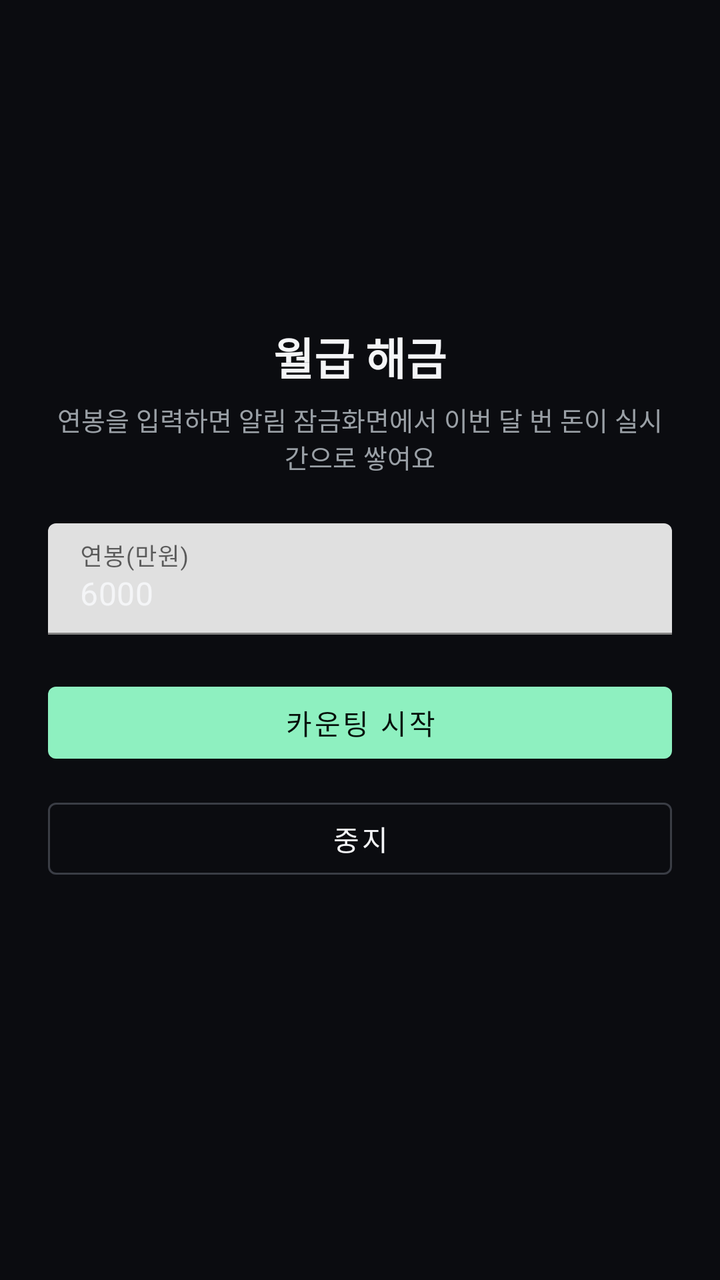
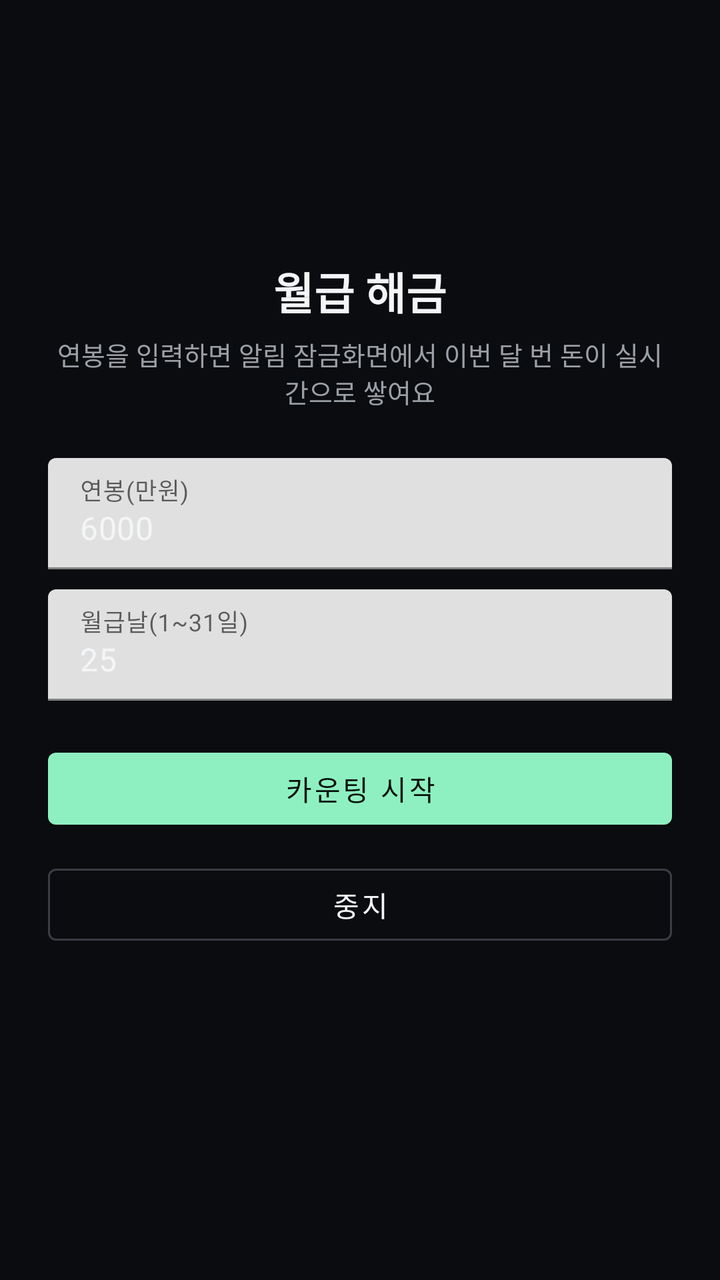

Screens rendered from an Android XML layout before and after an edit, with the pre-edit source and the edit as a unified diff.
<!-- AndroidManifest.xml: application theme Theme.SalaryCounter -->
<!-- res/layout/activity_main.xml -->
<?xml version="1.0" encoding="utf-8"?>
<LinearLayout xmlns:android="http://schemas.android.com/apk/res/android"
    xmlns:app="http://schemas.android.com/apk/res-auto"
    android:layout_width="match_parent"
    android:layout_height="match_parent"
    android:orientation="vertical"
    android:background="#0B0C10"
    android:padding="24dp"
    android:gravity="center">

    <TextView
        android:layout_width="wrap_content"
        android:layout_height="wrap_content"
        android:text="월급 해금"
        android:textColor="#F4F5F7"
        android:textSize="22sp"
        android:textStyle="bold" />

    <TextView
        android:layout_width="wrap_content"
        android:layout_height="wrap_content"
        android:layout_marginTop="6dp"
        android:layout_marginBottom="24dp"
        android:text="연봉을 입력하면 알림 잠금화면에서 이번 달 번 돈이 실시간으로 쌓여요"
        android:textColor="#9AA0A6"
        android:textSize="13sp"
        android:gravity="center" />

    <com.google.android.material.textfield.TextInputLayout
        android:layout_width="match_parent"
        android:layout_height="wrap_content"
        android:hint="@string/hint_salary"
        app:boxStrokeColor="#8EF0C0"
        app:hintTextColor="#8EF0C0">

        <com.google.android.material.textfield.TextInputEditText
            android:id="@+id/editSalary"
            android:layout_width="match_parent"
            android:layout_height="wrap_content"
            android:inputType="number"
            android:textColor="#F4F5F7"
            android:text="6000" />
    </com.google.android.material.textfield.TextInputLayout>

    <com.google.android.material.button.MaterialButton
        android:id="@+id/btnStart"
        android:layout_width="match_parent"
        android:layout_height="wrap_content"
        android:layout_marginTop="20dp"
        android:text="@string/btn_start"
        app:backgroundTint="#8EF0C0"
        android:textColor="#05100A" />

    <com.google.android.material.button.MaterialButton
        android:id="@+id/btnStop"
        style="@style/Widget.MaterialComponents.Button.OutlinedButton"
        android:layout_width="match_parent"
        android:layout_height="wrap_content"
        android:layout_marginTop="10dp"
        android:text="@string/btn_stop"
        android:textColor="#F4F5F7"
        app:strokeColor="#3A3D45" />

    <TextView
        android:id="@+id/statusText"
        android:layout_width="wrap_content"
        android:layout_height="wrap_content"
        android:layout_marginTop="18dp"
        android:text=""
        android:textColor="#8EF0C0"
        android:textSize="12sp" />

</LinearLayout>
<!-- resources referenced by this layout -->
<resources>
  <string name="btn_start">카운팅 시작</string>
  <string name="btn_stop">중지</string>
  <string name="hint_salary">연봉(만원)</string>
  <style name="Theme.SalaryCounter" parent="Theme.MaterialComponents.DayNight.NoActionBar">
          <item name="colorPrimary">#8EF0C0</item>
          <item name="colorPrimaryDark">#05060A</item>
          <item name="colorAccent">#8EF0C0</item>
          <item name="android:windowBackground">#0B0C10</item>
      </style>
</resources>

<!-- the commit's change to res/layout/activity_main.xml (unified diff, before → after) -->
@@ -42,6 +42,23 @@
             android:text="6000" />
     </com.google.android.material.textfield.TextInputLayout>
 
+    <com.google.android.material.textfield.TextInputLayout
+        android:layout_width="match_parent"
+        android:layout_height="wrap_content"
+        android:layout_marginTop="10dp"
+        android:hint="@string/hint_payday"
+        app:boxStrokeColor="#8EF0C0"
+        app:hintTextColor="#8EF0C0">
+
+        <com.google.android.material.textfield.TextInputEditText
+            android:id="@+id/editPayday"
+            android:layout_width="match_parent"
+            android:layout_height="wrap_content"
+            android:inputType="number"
+            android:textColor="#F4F5F7"
+            android:text="25" />
+    </com.google.android.material.textfield.TextInputLayout>
+
     <com.google.android.material.button.MaterialButton
         android:id="@+id/btnStart"
         android:layout_width="match_parent"
<!-- resource entries referenced after the edit -->
@@ -2,6 +2,7 @@
 <resources>
   <string name="btn_start">카운팅 시작</string>
   <string name="btn_stop">중지</string>
+  <string name="hint_payday">월급날(1~31일)</string>
   <string name="hint_salary">연봉(만원)</string>
   <style name="Theme.SalaryCounter" parent="Theme.MaterialComponents.DayNight.NoActionBar">
           <item name="colorPrimary">#8EF0C0</item>
